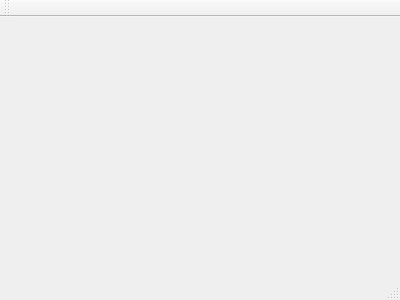
Before: the Qt Designer form convfilter.ui in lynch1/ConvFilters, drawn with Qt 5.
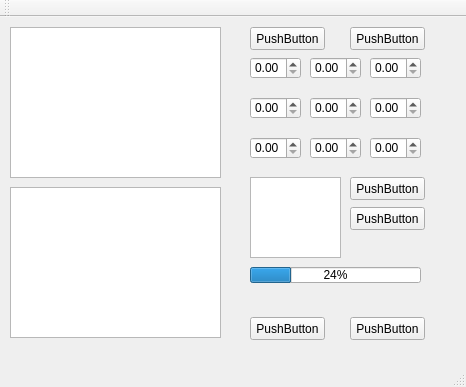
After: the same form once the commit is applied.

Commit message: Made a basic layout for the image windows and the input fields.

What changed in the file:
```diff
--- a/convfilter.ui
+++ b/convfilter.ui
@@ -1,24 +1,251 @@
 <ui version="4.0">
  <class>ConvFilter</class>
- <widget class="QMainWindow" name="ConvFilter" >
-  <property name="geometry" >
+ <widget class="QMainWindow" name="ConvFilter">
+  <property name="geometry">
    <rect>
     <x>0</x>
     <y>0</y>
-    <width>400</width>
-    <height>300</height>
+    <width>466</width>
+    <height>387</height>
    </rect>
   </property>
   <property name="windowTitle" >
    <string>ConvFilter</string>
   </property>
-  <widget class="QMenuBar" name="menuBar" />
-  <widget class="QToolBar" name="mainToolBar" />
-  <widget class="QWidget" name="centralWidget" />
-  <widget class="QStatusBar" name="statusBar" />
+  <widget class="QWidget" name="centralWidget">
+   <widget class="QDoubleSpinBox" name="doubleSpinBox">
+    <property name="geometry">
+     <rect>
+      <x>250</x>
+      <y>40</y>
+      <width>51</width>
+      <height>22</height>
+     </rect>
+    </property>
+   </widget>
+   <widget class="QDoubleSpinBox" name="doubleSpinBox_2">
+    <property name="geometry">
+     <rect>
+      <x>310</x>
+      <y>40</y>
+      <width>51</width>
+      <height>22</height>
+     </rect>
+    </property>
+   </widget>
+   <widget class="QDoubleSpinBox" name="doubleSpinBox_3">
+    <property name="geometry">
+     <rect>
+      <x>370</x>
+      <y>40</y>
+      <width>51</width>
+      <height>22</height>
+     </rect>
+    </property>
+   </widget>
+   <widget class="QDoubleSpinBox" name="doubleSpinBox_4">
+    <property name="geometry">
+     <rect>
+      <x>310</x>
+      <y>80</y>
+      <width>51</width>
+      <height>22</height>
+     </rect>
+    </property>
+   </widget>
+   <widget class="QDoubleSpinBox" name="doubleSpinBox_5">
+    <property name="geometry">
+     <rect>
+      <x>250</x>
+      <y>80</y>
+      <width>51</width>
+      <height>22</height>
+     </rect>
+    </property>
+   </widget>
+   <widget class="QDoubleSpinBox" name="doubleSpinBox_6">
+    <property name="geometry">
+     <rect>
+      <x>370</x>
+      <y>80</y>
+      <width>51</width>
+      <height>22</height>
+     </rect>
+    </property>
+   </widget>
+   <widget class="QDoubleSpinBox" name="doubleSpinBox_7">
+    <property name="geometry">
+     <rect>
+      <x>310</x>
+      <y>120</y>
+      <width>51</width>
+      <height>22</height>
+     </rect>
+    </property>
+   </widget>
+   <widget class="QDoubleSpinBox" name="doubleSpinBox_8">
+    <property name="geometry">
+     <rect>
+      <x>250</x>
+      <y>120</y>
+      <width>51</width>
+      <height>22</height>
+     </rect>
+    </property>
+   </widget>
+   <widget class="QDoubleSpinBox" name="doubleSpinBox_9">
+    <property name="geometry">
+     <rect>
+      <x>370</x>
+      <y>120</y>
+      <width>51</width>
+      <height>22</height>
+     </rect>
+    </property>
+   </widget>
+   <widget class="QGraphicsView" name="graphicsView">
+    <property name="geometry">
+     <rect>
+      <x>10</x>
+      <y>10</y>
+      <width>211</width>
+      <height>151</height>
+     </rect>
+    </property>
+   </widget>
+   <widget class="QGraphicsView" name="graphicsView_2">
+    <property name="geometry">
+     <rect>
+      <x>10</x>
+      <y>170</y>
+      <width>211</width>
+      <height>151</height>
+     </rect>
+    </property>
+   </widget>
+   <widget class="QTextBrowser" name="textBrowser">
+    <property name="geometry">
+     <rect>
+      <x>250</x>
+      <y>160</y>
+      <width>91</width>
+      <height>81</height>
+     </rect>
+    </property>
+   </widget>
+   <widget class="QPushButton" name="pushButton">
+    <property name="geometry">
+     <rect>
+      <x>350</x>
+      <y>160</y>
+      <width>75</width>
+      <height>23</height>
+     </rect>
+    </property>
+    <property name="text">
+     <string>PushButton</string>
+    </property>
+   </widget>
+   <widget class="QPushButton" name="pushButton_2">
+    <property name="geometry">
+     <rect>
+      <x>350</x>
+      <y>190</y>
+      <width>75</width>
+      <height>23</height>
+     </rect>
+    </property>
+    <property name="text">
+     <string>PushButton</string>
+    </property>
+   </widget>
+   <widget class="QPushButton" name="pushButton_3">
+    <property name="geometry">
+     <rect>
+      <x>250</x>
+      <y>300</y>
+      <width>75</width>
+      <height>23</height>
+     </rect>
+    </property>
+    <property name="text">
+     <string>PushButton</string>
+    </property>
+   </widget>
+   <widget class="QPushButton" name="pushButton_4">
+    <property name="geometry">
+     <rect>
+      <x>250</x>
+      <y>10</y>
+      <width>75</width>
+      <height>23</height>
+     </rect>
+    </property>
+    <property name="text">
+     <string>PushButton</string>
+    </property>
+   </widget>
+   <widget class="QPushButton" name="pushButton_5">
+    <property name="geometry">
+     <rect>
+      <x>350</x>
+      <y>10</y>
+      <width>75</width>
+      <height>23</height>
+     </rect>
+    </property>
+    <property name="text">
+     <string>PushButton</string>
+    </property>
+   </widget>
+   <widget class="QPushButton" name="pushButton_6">
+    <property name="geometry">
+     <rect>
+      <x>350</x>
+      <y>300</y>
+      <width>75</width>
+      <height>23</height>
+     </rect>
+    </property>
+    <property name="text">
+     <string>PushButton</string>
+    </property>
+   </widget>
+   <widget class="QProgressBar" name="progressBar">
+    <property name="geometry">
+     <rect>
+      <x>250</x>
+      <y>250</y>
+      <width>171</width>
+      <height>16</height>
+     </rect>
+    </property>
+    <property name="value">
+     <number>24</number>
+    </property>
+   </widget>
+  </widget>
+  <widget class="QMenuBar" name="menuBar">
+   <property name="geometry">
+    <rect>
+     <x>0</x>
+     <y>0</y>
+     <width>466</width>
+     <height>21</height>
+    </rect>
+   </property>
+  </widget>
+  <widget class="QToolBar" name="mainToolBar">
+   <attribute name="toolBarArea">
+    <enum>TopToolBarArea</enum>
+   </attribute>
+   <attribute name="toolBarBreak">
+    <bool>false</bool>
+   </attribute>
+  </widget>
+  <widget class="QStatusBar" name="statusBar"/>
  </widget>
- <layoutDefault spacing="6" margin="11" />
- <pixmapfunction></pixmapfunction>
+ <layoutdefault spacing="6" margin="11"/>
  <resources/>
  <connections/>
 </ui>
```
Left out of the diff: 3 changed lines with no effect on the pictures.
